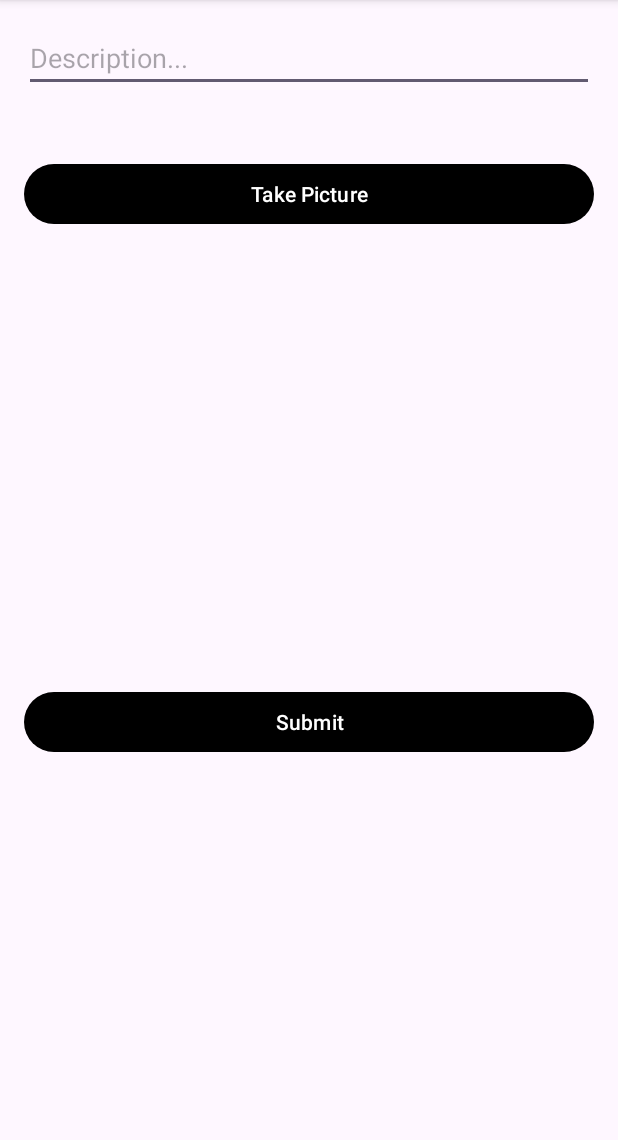
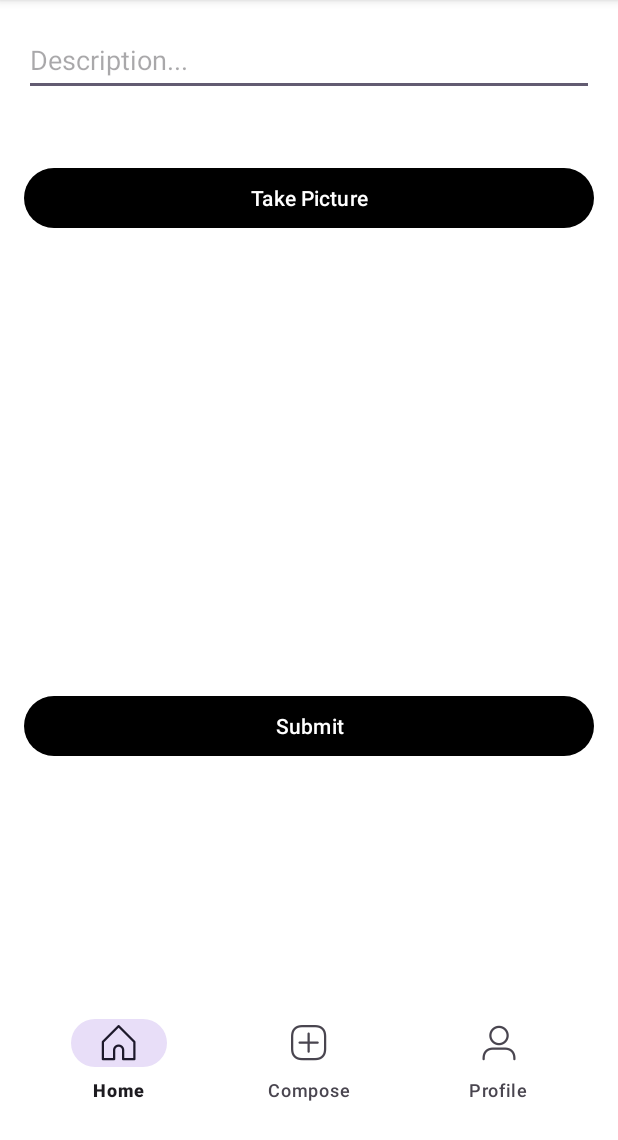
Before and after one commit to mollyxu/Instagram, an Android app: the MainActivity screen opened directly, with no data from a screen before it, on a phone screen of 412 x 824 dp, the part 96-1236 px from its top. Run offline under Robolectric (Android 15) with nearby library versions, the phone set to English and light mode, and no system bars; libraries missing offline, so code that uses them is left out: com.parse.

Commit message:
completed bottom navbar

```diff
--- a/app/src/main/java/com/example/instagram/Post.java
+++ b/app/src/main/java/com/example/instagram/Post.java
@@ -57,11 +57,11 @@ public class Post extends ParseObject {
             } else if (diff < 2 * MINUTE_MILLIS) {
                 return "a minute ago";
             } else if (diff < 50 * MINUTE_MILLIS) {
-                return diff / MINUTE_MILLIS + " m";
+                return diff / MINUTE_MILLIS + " m ago";
             } else if (diff < 90 * MINUTE_MILLIS) {
                 return "an hour ago";
             } else if (diff < 24 * HOUR_MILLIS) {
-                return diff / HOUR_MILLIS + " h";
+                return diff / HOUR_MILLIS + " h ago";
             } else if (diff < 48 * HOUR_MILLIS) {
                 return "yesterday";
             } else {
--- a/app/src/main/java/com/example/instagram/PostDetailsActivity.java
+++ b/app/src/main/java/com/example/instagram/PostDetailsActivity.java
@@ -34,7 +34,7 @@ public class PostDetailsActivity extends AppCompatActivity {
 
         Date createdAt = post.getCreatedAt();
         String timeAgo = Post.calculateTimeAgo(createdAt);
-        tvTimestamp.setText(timeAgo + " ago");
+        tvTimestamp.setText(timeAgo);
 
         tvCaption.setText(post.getDescription());
 
--- a/app/src/main/java/com/example/instagram/PostsAdapter.java
+++ b/app/src/main/java/com/example/instagram/PostsAdapter.java
@@ -73,7 +73,7 @@ public class PostsAdapter extends RecyclerView.Adapter<PostsAdapter.ViewHolder>
 
             Date createdAt = post.getCreatedAt();
             String timeAgo = Post.calculateTimeAgo(createdAt);
-            tvTime.setText(timeAgo + " ago");
+            tvTime.setText(timeAgo);
 
             ParseFile image = post.getImage();
             if (image != null) {
--- a/app/src/main/res/layout/activity_main.xml
+++ b/app/src/main/res/layout/activity_main.xml
@@ -13,7 +13,10 @@
         android:layout_width="match_parent"
         android:layout_height="wrap_content"
         android:layout_alignParentStart="true"
+        android:layout_marginBottom="44dp"
         android:hint="Description..."
+        android:minHeight="48dp"
+        app:layout_constraintBottom_toTopOf="@+id/btn_capture_image"
         app:layout_constraintEnd_toEndOf="parent"
         app:layout_constraintHorizontal_bias="0.0"
         app:layout_constraintStart_toStartOf="parent"
@@ -67,9 +70,20 @@
         android:visibility="invisible"
         app:layout_constraintBottom_toBottomOf="parent"
         app:layout_constraintEnd_toEndOf="parent"
-        app:layout_constraintHorizontal_bias="0.498"
         app:layout_constraintStart_toStartOf="parent"
         app:layout_constraintTop_toBottomOf="@+id/btn_submit"
         app:layout_constraintVertical_bias="0.0" />
 
+    <com.google.android.material.bottomnavigation.BottomNavigationView
+        android:id="@+id/bottom_navigation"
+        android:layout_width="match_parent"
+        android:layout_height="wrap_content"
+        android:layout_alignParentBottom="true"
+        android:layout_marginTop="22dp"
+        app:layout_constraintBottom_toBottomOf="parent"
+        app:layout_constraintEnd_toEndOf="parent"
+        app:layout_constraintStart_toStartOf="parent"
+        app:layout_constraintTop_toBottomOf="@+id/pbLoading"
+        app:menu="@menu/menu_bottom_navigation" />
+
 </androidx.constraintlayout.widget.ConstraintLayout>
--- /dev/null
+++ b/app/src/main/res/menu/menu_bottom_navigation.xml
@@ -0,0 +1,20 @@
+<?xml version="1.0" encoding="utf-8"?>
+<menu xmlns:app="http://schemas.android.com/apk/res-auto"
+    xmlns:android="http://schemas.android.com/apk/res/android">
+
+    <item
+        android:id="@+id/action_home"
+        android:icon="@drawable/instagram_home_outline_24"
+        android:title="Home"
+        app:showAsAction="always" />
+    <item
+        android:id="@+id/action_compose"
+        android:icon="@drawable/instagram_new_post_outline_24"
+        android:title="Compose"
+        app:showAsAction="always" />
+    <item
+        android:id="@+id/action_profile"
+        android:icon="@drawable/instagram_user_outline_24"
+        android:title="Profile"
+        app:showAsAction="always" />
+</menu>
--- a/app/src/main/res/values/strings.xml
+++ b/app/src/main/res/values/strings.xml
@@ -1,3 +1,5 @@
 <resources>
     <string name="app_name">Instagram</string>
+    <!-- TODO: Remove or change this placeholder text -->
+    <string name="hello_blank_fragment">Hello blank fragment</string>
 </resources>
--- a/app/src/main/res/values/themes.xml
+++ b/app/src/main/res/values/themes.xml
@@ -8,6 +8,9 @@
         <item name="actionBarStyle">@style/MyActionBar</item>
         <item name="actionBarTabTextStyle">@style/MyActionBarTabText</item>
         <item name="colorPrimary">@color/black</item>
+        <item name="android:colorBackground">@color/white</item>
+
+
     </style>
     <style name="MyActionBar" parent="@style/Widget.AppCompat.Light.ActionBar.Solid.Inverse">
         <item name="android:background">@color/white</item>
```
Also changed, not shown: app/src/main/AndroidManifest.xml (+7 -4 lines), app/src/main/java/com/example/instagram/FeedActivity.java (+29 -0 lines), app/src/main/java/com/example/instagram/MainActivity.java (+30 -0 lines), app/src/main/java/com/example/instagram/ProfileActivity.java (added, +14 -0 lines), app/src/main/res/layout/activity_feed.xml (+10 -0 lines), app/src/main/res/layout/activity_profile.xml (added, +9 -0 lines), app/src/main/res/drawable/instagram_home_outline_24.png (added), app/src/main/res/drawable/instagram_new_post_outline_24.png (added), app/src/main/res/drawable/instagram_user_outline_24.png (added).
